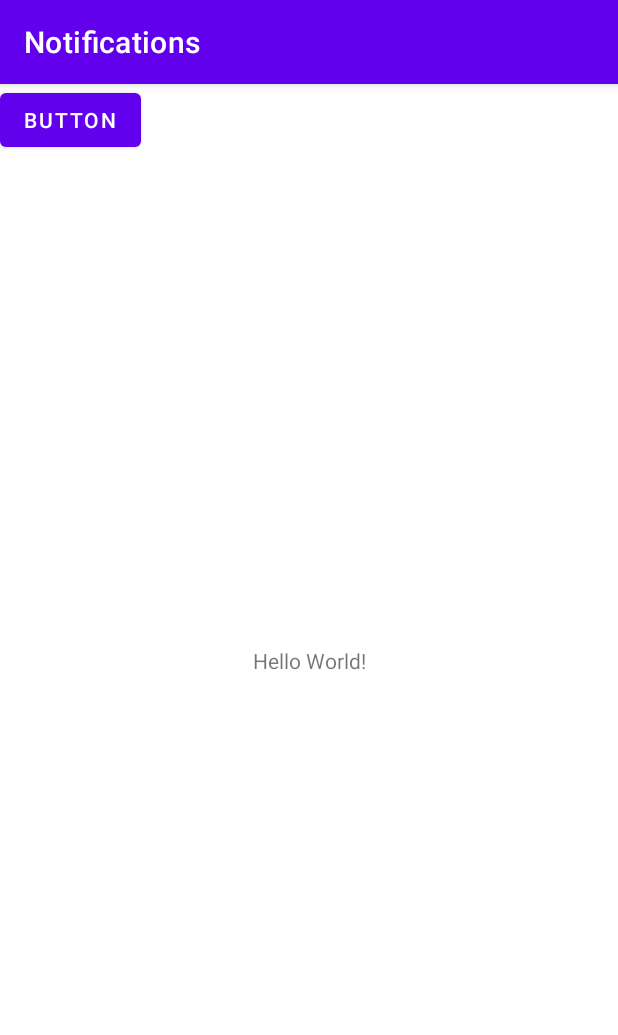
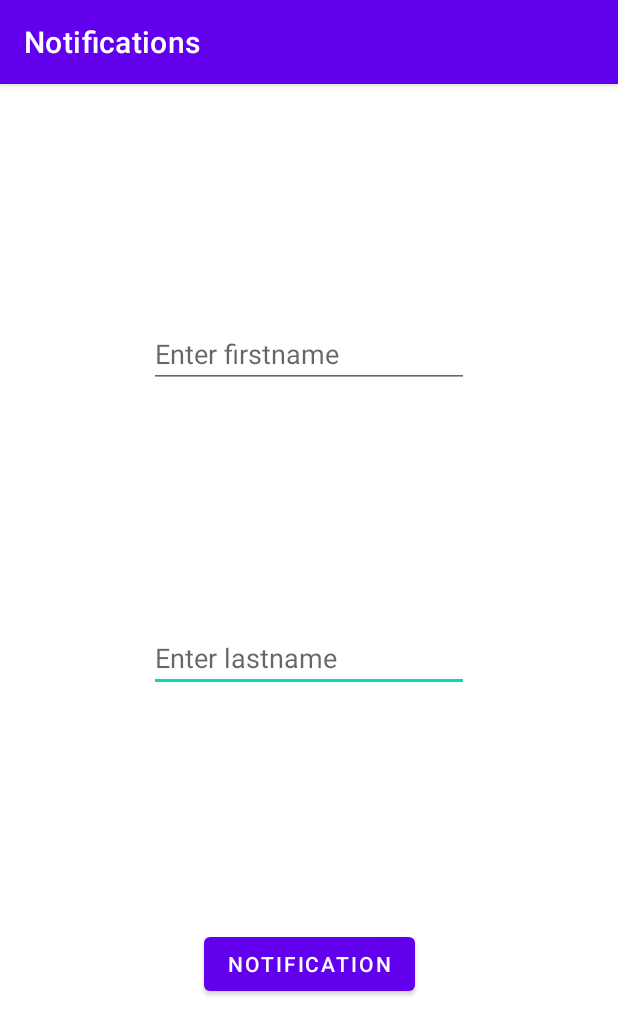
Before and after one commit to nasvalljohan/Notifications, an Android app: the screen it shows after launch (MainActivity), on a phone screen of 412 x 824 dp. Shown: the top 1035 px of the screen. Run offline under Robolectric (Android 15) with nearby library versions, the phone set to English and light mode, and no system bars.

Commit message:
Tasks done

```diff
--- a/app/src/main/java/com/jojjenator/notifications/MainActivity.kt
+++ b/app/src/main/java/com/jojjenator/notifications/MainActivity.kt
@@ -10,6 +10,7 @@ import android.os.Build
 import androidx.appcompat.app.AppCompatActivity
 import android.os.Bundle
 import android.widget.Button
+import android.widget.EditText
 
 class MainActivity : AppCompatActivity() {
 
@@ -29,11 +30,15 @@ class MainActivity : AppCompatActivity() {
         super.onCreate(savedInstanceState)
         setContentView(R.layout.activity_main)
 
-        val notiBtn = findViewById<Button>(R.id.notiButton)
+        val notificationBtn = findViewById<Button>(R.id.notiButton)
+        val firstName = findViewById<EditText>(R.id.editTextOne)
+        val lastName = findViewById<EditText>(R.id.editTextTwo)
 
         notificationManager = getSystemService(Context.NOTIFICATION_SERVICE) as NotificationManager
 
-        notiBtn.setOnClickListener{
+        notificationBtn.setOnClickListener{
+            var contentTitle = firstName.text
+            var contentText = lastName.text
 
             // IF build is API 26 or higher, run this code.
             if(Build.VERSION.SDK_INT >= Build.VERSION_CODES.O) {
@@ -49,8 +54,8 @@ class MainActivity : AppCompatActivity() {
 
                 // Build Notification
                 builder = Notification.Builder(this, channelId)
-                    .setContentTitle("This is Kotlin")
-                    .setContentText("Testing notification")
+                    .setContentTitle(contentTitle)
+                    .setContentText(contentText)
                     .setShowWhen(true)
                     .setColor(4)
                     .setSmallIcon(R.drawable.ic_launcher_foreground)
@@ -58,20 +63,17 @@ class MainActivity : AppCompatActivity() {
 
                 notificationManager.notify(0, builder.build())
 
-            } else {
+            }
+            else {
                 // For appcompat.
                 // https://developer.android.com/training/notify-user/build-notification#kotlin
                 // TODO App compat
-            }
+                }
         }
 
 
     }
 
-    //TODO Show notification via onClickListener (in method)
-    //TODO Make two editText components
-    //TODO Add button
-    //TODO when button is pressed, send input-strings to notification
 
 
 }
--- a/app/src/main/res/layout/activity_main.xml
+++ b/app/src/main/res/layout/activity_main.xml
@@ -6,21 +6,43 @@
     android:layout_height="match_parent"
     tools:context=".MainActivity">
 
-    <TextView
-        android:layout_width="wrap_content"
-        android:layout_height="wrap_content"
-        android:text="Hello World!"
-        app:layout_constraintBottom_toBottomOf="parent"
-        app:layout_constraintLeft_toLeftOf="parent"
-        app:layout_constraintRight_toRightOf="parent"
-        app:layout_constraintTop_toTopOf="parent" />
-
     <Button
         android:id="@+id/notiButton"
         android:layout_width="wrap_content"
         android:layout_height="wrap_content"
-        android:text="Button"
-        tools:layout_editor_absoluteX="183dp"
-        tools:layout_editor_absoluteY="253dp" />
+        android:text="Notification"
+        app:layout_constraintBottom_toBottomOf="parent"
+        app:layout_constraintEnd_toEndOf="parent"
+        app:layout_constraintHorizontal_bias="0.5"
+        app:layout_constraintStart_toStartOf="parent"
+        app:layout_constraintTop_toBottomOf="@+id/editTextTwo" />
+
+    <EditText
+        android:id="@+id/editTextTwo"
+        android:layout_width="wrap_content"
+        android:layout_height="wrap_content"
+        android:autofillHints="name"
+        android:ems="10"
+        android:hint="Enter lastname"
+        android:inputType="textPersonName|text"
+        app:layout_constraintBottom_toTopOf="@+id/notiButton"
+        app:layout_constraintEnd_toEndOf="parent"
+        app:layout_constraintHorizontal_bias="0.5"
+        app:layout_constraintStart_toStartOf="parent"
+        app:layout_constraintTop_toBottomOf="@+id/editTextOne" />
+
+    <EditText
+        android:id="@+id/editTextOne"
+        android:layout_width="wrap_content"
+        android:layout_height="wrap_content"
+        android:autofillHints="name"
+        android:ems="10"
+        android:hint="Enter firstname"
+        android:inputType="text"
+        app:layout_constraintBottom_toTopOf="@+id/editTextTwo"
+        app:layout_constraintEnd_toEndOf="parent"
+        app:layout_constraintHorizontal_bias="0.5"
+        app:layout_constraintStart_toStartOf="parent"
+        app:layout_constraintTop_toTopOf="parent" />
 
 </androidx.constraintlayout.widget.ConstraintLayout>
```
